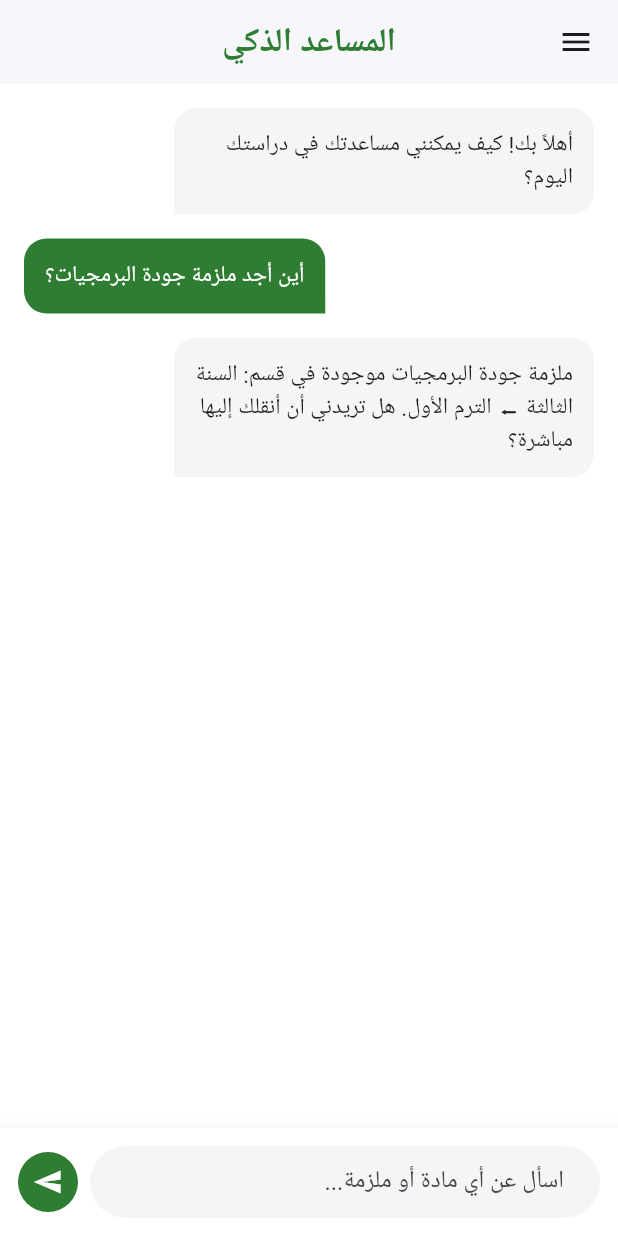
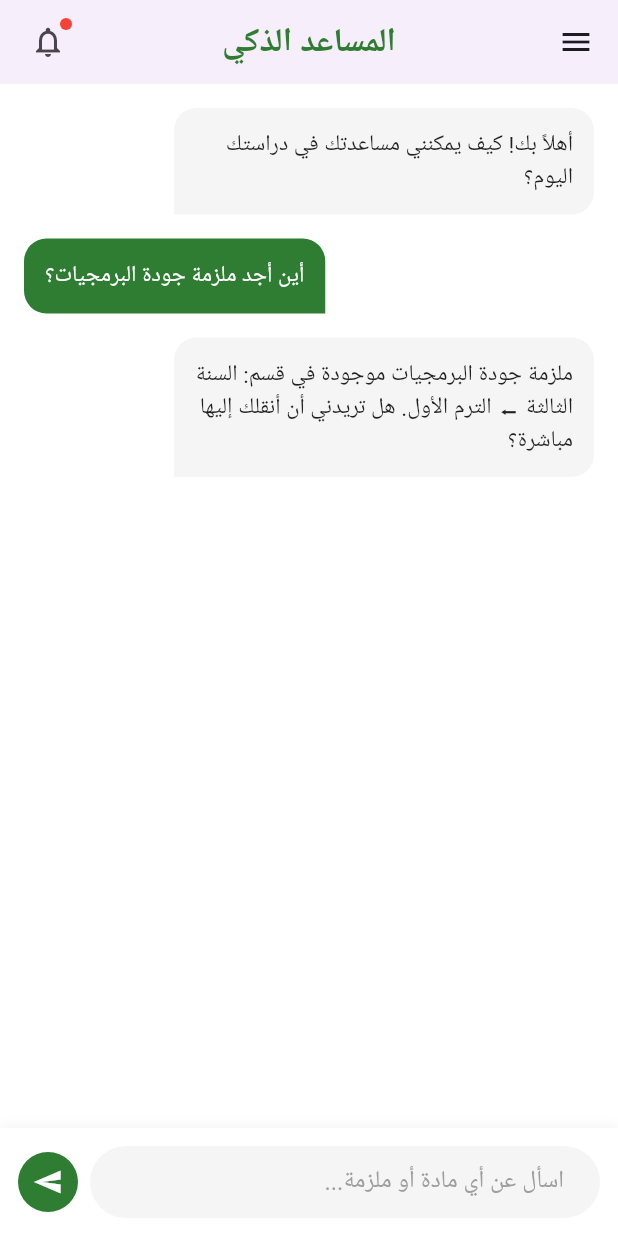
Before and after one commit to qais542541-max/Digital-Library, a Flutter app: the AiAssistantScreen screen opened directly, on a phone screen of 412 x 824 dp. Run offline on Flutter 3.47's test engine with Material 3 defaults, Android fonts, the phone set to English and light mode, and no system bars; missing offline and left inert: syncfusion_flutter_pdfviewer.

Commit message:
تعديل شاشة الذكاء الصناعي لتتناسب مع الdark mode

```diff
--- a/lib/features/ai_assistant/ai_assistant_screen.dart
+++ b/lib/features/ai_assistant/ai_assistant_screen.dart
@@ -1,23 +1,55 @@
 import 'package:flutter/material.dart';
-import '../../core/widgets/custom_drawer.dart';
-//استدعاء ملف ايقونة القائمة الجانبية
-
+import '../../core/widgets/custom_drawer.dart'; // استدعاء ملف ايقونة القائمة الجانبية
+import '../../core/widgets/notifications_screen.dart'; // استدعاء ملف ايقونة القائمة الجانبية
 
 class AiAssistantScreen extends StatelessWidget {
   const AiAssistantScreen({super.key});
 
   @override
   Widget build(BuildContext context) {
+    // 1. قراءة حالة الثيم لمعرفة ما إذا كان التطبيق في الوضع المظلم
+    final isDarkMode = Theme.of(context).brightness == Brightness.dark;
+
     return Scaffold(
       appBar: AppBar(
-        backgroundColor: Colors.white,
         elevation: 1,
-        title: const Text(
+        title: Text(
           'المساعد الذكي',
-          style: TextStyle(color: Color(0xFF2E7D32), fontWeight: FontWeight.bold),
+          // إزالة اللون الثابت لكي يستمع لثيم التطبيق تلقائياً (أبيض أو أسود)
+          style: TextStyle(
+            color: isDarkMode ? Colors.white : const Color(0xFF2E7D32),
+            fontWeight: FontWeight.bold,
+          ),
         ),
         centerTitle: true,
-
+        actions: [
+          Stack(
+            children: [
+              IconButton(
+                icon: const Icon(Icons.notifications_outlined),
+                onPressed: () {
+                  Navigator.push(
+                    context,
+                    MaterialPageRoute(builder: (context) => const NotificationsScreen()),
+                  );
+                },
+              ),
+              Positioned(
+                top: 8,
+                right: 8,
+                child: Container(
+                  padding: const EdgeInsets.all(4),
+                  decoration: const BoxDecoration(
+                    color: Colors.red,
+                    shape: BoxShape.circle,
+                  ),
+                  constraints: const BoxConstraints(minWidth: 8, minHeight: 8),
+                ),
+              ),
+            ],
+          ),
+          const SizedBox(width: 8),
+        ],
       ),
       body: Column(
         children: [
@@ -29,28 +61,31 @@ class AiAssistantScreen extends StatelessWidget {
                 _buildChatBubble(
                   text: 'أهلاً بك! كيف يمكنني مساعدتك في دراستك اليوم؟',
                   isAi: true,
+                  isDarkMode: isDarkMode, // تمرير الحالة هنا
                 ),
                 _buildChatBubble(
                   text: 'أين أجد ملزمة جودة البرمجيات؟',
                   isAi: false,
+                  isDarkMode: isDarkMode,
                 ),
                 _buildChatBubble(
                   text: 'ملزمة جودة البرمجيات موجودة في قسم: السنة الثالثة ⬅️ الترم الأول. هل تريدني أن أنقلك إليها مباشرة؟',
                   isAi: true,
+                  isDarkMode: isDarkMode,
                 ),
               ],
             ),
           ),
           // شريط كتابة الرسالة في الأسفل
-          _buildInputField(),
+          _buildInputField(isDarkMode),
         ],
       ),
       drawer: const CustomDrawer(),
     );
   }
 
-  // دالة مساعدة لبناء فقاعة المحادثة الذكية
-  Widget _buildChatBubble({required String text, required bool isAi}) {
+  // 2. دالة مساعدة لبناء فقاعة المحادثة الذكية (أضفنا معامل isDarkMode)
+  Widget _buildChatBubble({required String text, required bool isAi, required bool isDarkMode}) {
     return Align(
       // محاذاة لليمين للذكاء الاصطناعي، ولليسار للطالب
       alignment: isAi ? Alignment.centerRight : Alignment.centerLeft,
@@ -59,7 +94,11 @@ class AiAssistantScreen extends StatelessWidget {
         padding: const EdgeInsets.all(14),
         constraints: const BoxConstraints(maxWidth: 280), // أقصى عرض للفقاعة
         decoration: BoxDecoration(
-          color: isAi ? Colors.grey.shade100 : const Color(0xFF2E7D32),
+          // سحر الألوان: إذا كانت رسالة AI وفي الوضع المظلم اجعلها رمادية داكنة، وإلا فاتحة
+          color: isAi
+              ? (isDarkMode ? const Color(0xFF2C2C2C) : Colors.grey.shade100)
+              : const Color(0xFF2E7D32), // رسالة الطالب تظل خضراء دائماً
+
           borderRadius: BorderRadius.only(
             topLeft: const Radius.circular(15),
             topRight: const Radius.circular(15),
@@ -71,7 +110,10 @@ class AiAssistantScreen extends StatelessWidget {
         child: Text(
           text,
           style: TextStyle(
-            color: isAi ? Colors.black87 : Colors.white,
+            // إذا كانت رسالة AI في الوضع المظلم النص أبيض، وإلا أسود. ورسالة الطالب دائماً بيضاء
+            color: isAi
+                ? (isDarkMode ? Colors.white : Colors.black87)
+                : Colors.white,
             fontSize: 15,
             height: 1.4,
           ),
@@ -80,15 +122,17 @@ class AiAssistantScreen extends StatelessWidget {
     );
   }
 
-  // دالة مساعدة لبناء حقل إدخال النص
-  Widget _buildInputField() {
+  // 3. دالة مساعدة لبناء حقل إدخال النص (أضفنا معامل isDarkMode)
+  Widget _buildInputField(bool isDarkMode) {
     return Container(
       padding: const EdgeInsets.all(12),
       decoration: BoxDecoration(
-        color: Colors.white,
+        // خلفية الشريط السفلي تتغير حسب الثيم
+        color: isDarkMode ? const Color(0xFF1E1E1E) : Colors.white,
         boxShadow: [
           BoxShadow(
-            color: Colors.grey.withOpacity(0.1),
+            // إخفاء الظل في الوضع المظلم لتجنب التشوه البصري
+            color: isDarkMode ? Colors.transparent : Colors.grey.withOpacity(0.1),
             spreadRadius: 1,
             blurRadius: 5,
             offset: const Offset(0, -1),
@@ -99,14 +143,18 @@ class AiAssistantScreen extends StatelessWidget {
         children: [
           Expanded(
             child: TextField(
+              // تغيير لون النص المكتوب ليكون مرئياً في الوضع المظلم
+              style: TextStyle(color: isDarkMode ? Colors.white : Colors.black87),
               decoration: InputDecoration(
                 hintText: 'اسأل عن أي مادة أو ملزمة...',
+                hintStyle: TextStyle(color: isDarkMode ? Colors.grey.shade400 : Colors.grey),
                 border: OutlineInputBorder(
                   borderRadius: BorderRadius.circular(25),
                   borderSide: BorderSide.none,
                 ),
                 filled: true,
-                fillColor: Colors.grey.shade100,
+                // تغيير لون حقل الإدخال الداخلي
+                fillColor: isDarkMode ? const Color(0xFF2C2C2C) : Colors.grey.shade100,
                 contentPadding: const EdgeInsets.symmetric(horizontal: 20, vertical: 10),
               ),
             ),
@@ -117,7 +165,7 @@ class AiAssistantScreen extends StatelessWidget {
             child: IconButton(
               icon: const Icon(Icons.send, color: Colors.white, size: 20),
               onPressed: () {
-                // سيتم برمجة كود الإرسال للـ API مستقبلاً هنا
+                // سيتم برمجة كود الإرسال لـ Gemini API مستقبلاً هنا
                 print('تم الضغط على زر الإرسال');
               },
             ),
```
